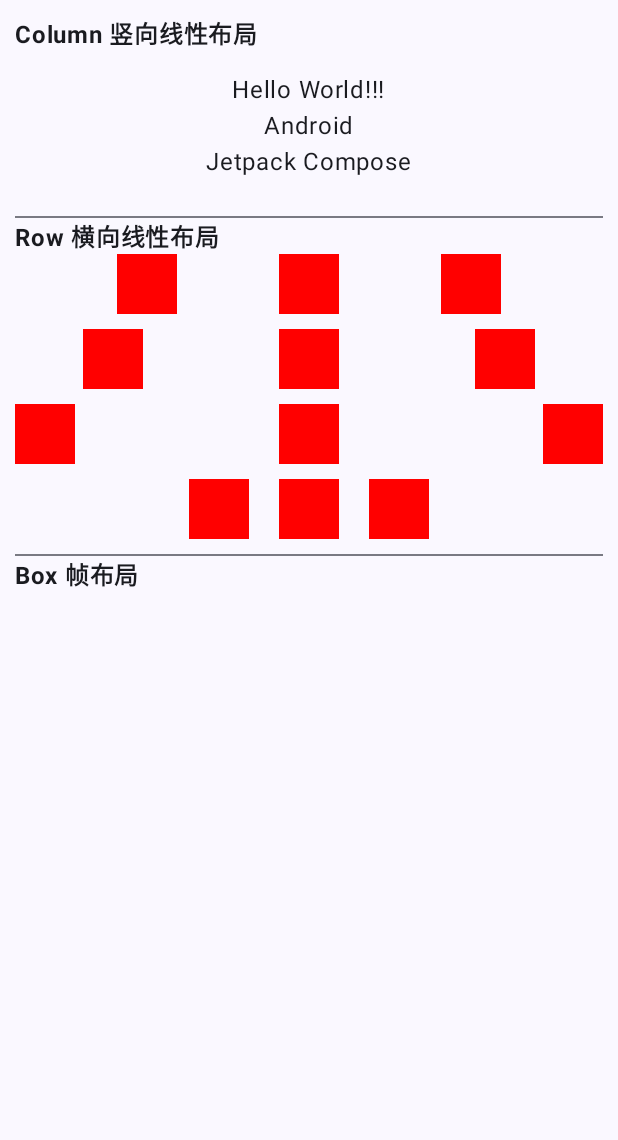
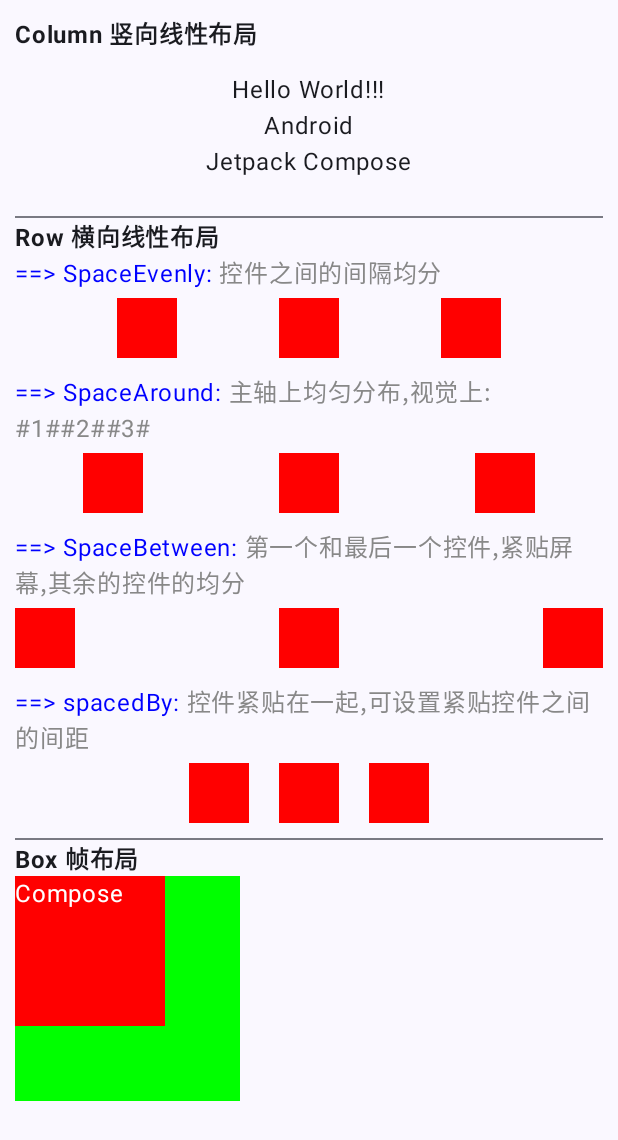
Before and after one commit to guanjiayo/MyComposeTest, an Android app built with Jetpack Compose: the SimpleLayoutActivity screen opened directly, with no data from a screen before it, on a phone screen of 412 x 824 dp. Shown: the top 1140 px of the screen. Run offline under Robolectric (Android 15) with nearby library versions, the phone set to English and light mode, and no system bars.

Commit message:
新增 帧布局,流式布局,脚手架使用

```diff
--- a/app/src/main/AndroidManifest.xml
+++ b/app/src/main/AndroidManifest.xml
@@ -38,6 +38,8 @@
         <activity android:name="zs.xmx.compose.widget.checkbox.CheckBoxActivity" />
         <activity android:name="zs.xmx.compose.widget.chip.ChipActivity" />
         <activity android:name="zs.xmx.compose.layout.SimpleLayoutActivity" />
+        <activity android:name="zs.xmx.compose.layout.FlowLayoutActivity" />
+        <activity android:name="zs.xmx.compose.layout.ScaffoldActivity" />
     </application>
 
 </manifest>
--- a/app/src/main/java/zs/xmx/compose/MainActivity.kt
+++ b/app/src/main/java/zs/xmx/compose/MainActivity.kt
@@ -7,6 +7,8 @@ import androidx.recyclerview.widget.DividerItemDecoration
 import androidx.recyclerview.widget.LinearLayoutManager
 import androidx.recyclerview.widget.RecyclerView
 import zs.xmx.compose.adapter.MainAdapter
+import zs.xmx.compose.layout.FlowLayoutActivity
+import zs.xmx.compose.layout.ScaffoldActivity
 import zs.xmx.compose.layout.SimpleLayoutActivity
 import zs.xmx.compose.model.MainItem
 import zs.xmx.compose.widget.edittext.TextFieldActivity
@@ -45,6 +47,8 @@ class MainActivity : AppCompatActivity() {
         items.add(MainItem("CheckBox", "Android 原生 CheckBox"))
         items.add(MainItem("Chip", "Android 原生 CheckBox"))
         items.add(MainItem("简单布局", "Android 原生 线性布局、帧布局等"))
+        items.add(MainItem("FlowLayout", "Android 原生 FlowLayout流式布局"))
+        items.add(MainItem("Scaffold 脚手架", "Android 原生 AppCompatActivity,用于快速构建MD可视化布局结构"))
     }
 
     private fun initAdapter() {
@@ -74,6 +78,8 @@ class MainActivity : AppCompatActivity() {
                     8 -> startActivity(Intent(this@MainActivity, CheckBoxActivity::class.java))
                     9 -> startActivity(Intent(this@MainActivity, ChipActivity::class.java))
                     10 -> startActivity(Intent(this@MainActivity, SimpleLayoutActivity::class.java))
+                    11 -> startActivity(Intent(this@MainActivity, FlowLayoutActivity::class.java))
+                    12 -> startActivity(Intent(this@MainActivity, ScaffoldActivity::class.java))
                 }
             }
         })
--- a/app/src/main/java/zs/xmx/compose/layout/SimpleLayoutActivity.kt
+++ b/app/src/main/java/zs/xmx/compose/layout/SimpleLayoutActivity.kt
@@ -24,7 +24,10 @@ import androidx.compose.runtime.Composable
 import androidx.compose.ui.Alignment
 import androidx.compose.ui.Modifier
 import androidx.compose.ui.graphics.Color
+import androidx.compose.ui.text.SpanStyle
+import androidx.compose.ui.text.buildAnnotatedString
 import androidx.compose.ui.text.font.FontWeight
+import androidx.compose.ui.text.withStyle
 import androidx.compose.ui.unit.dp
 import zs.xmx.compose.theme.MyTestTheme
 
@@ -89,6 +92,15 @@ class SimpleLayoutActivity : AppCompatActivity() {
         Divider(modifier = Modifier.fillMaxWidth())
         Text(text = "Row 横向线性布局", fontWeight = FontWeight.Bold)
 
+        Text(modifier = Modifier.padding(bottom = 5.dp), text = buildAnnotatedString {
+            withStyle(style = SpanStyle(color = Color.Blue)) {
+                append("==> SpaceEvenly: ")
+            }
+            withStyle(style = SpanStyle(color = Color.Gray)) {
+                append("控件之间的间隔均分")
+            }
+        })
+
         /**
          *  SpaceEvenly 控件之间的间隔均分
          */
@@ -115,9 +127,18 @@ class SimpleLayoutActivity : AppCompatActivity() {
         }
 
         Spacer(modifier = Modifier.height(10.dp))
+        Text(modifier = Modifier.padding(bottom = 5.dp), text = buildAnnotatedString {
+            withStyle(style = SpanStyle(color = Color.Blue)) {
+                append("==> SpaceAround: ")
+            }
+            withStyle(style = SpanStyle(color = Color.Gray)) {
+                append("主轴上均匀分布,视觉上: #1##2##3#")
+            }
+        })
 
         /**
-         *  SpaceAround 控件将屏幕均分
+         *  SpaceAround 主轴上均匀分布
+         *  视觉上: #1##2##3#
          */
         Row(
             modifier = Modifier.fillMaxSize(),
@@ -142,6 +163,14 @@ class SimpleLayoutActivity : AppCompatActivity() {
         }
 
         Spacer(modifier = Modifier.height(10.dp))
+        Text(modifier = Modifier.padding(bottom = 5.dp), text = buildAnnotatedString {
+            withStyle(style = SpanStyle(color = Color.Blue)) {
+                append("==> SpaceBetween: ")
+            }
+            withStyle(style = SpanStyle(color = Color.Gray)) {
+                append("第一个和最后一个控件,紧贴屏幕,其余的控件的均分")
+            }
+        })
 
         /**
          *  SpaceBetween 第一个和最后一个控件,紧贴屏幕,其余的控件的均分
@@ -169,13 +198,24 @@ class SimpleLayoutActivity : AppCompatActivity() {
         }
 
         Spacer(modifier = Modifier.height(10.dp))
+        Text(modifier = Modifier.padding(bottom = 5.dp), text = buildAnnotatedString {
+            withStyle(style = SpanStyle(color = Color.Blue)) {
+                append("==> spacedBy: ")
+            }
+            withStyle(style = SpanStyle(color = Color.Gray)) {
+                append("控件紧贴在一起,可设置紧贴控件之间的间距")
+            }
+        })
 
         /**
          *  spacedBy 控件紧贴在一起,可设置紧贴控件之间的间距
          */
         Row(
             modifier = Modifier.fillMaxSize(),
-            horizontalArrangement = Arrangement.spacedBy(20.dp, alignment = Alignment.CenterHorizontally),
+            horizontalArrangement = Arrangement.spacedBy(
+                20.dp,
+                alignment = Alignment.CenterHorizontally
+            ),
             verticalAlignment = Alignment.CenterVertically,
         ) {
             Box(
@@ -203,6 +243,19 @@ class SimpleLayoutActivity : AppCompatActivity() {
         Divider(modifier = Modifier.fillMaxWidth())
         Text(text = "Box 帧布局", fontWeight = FontWeight.Bold)
 
+        Box {
+            Box(
+                modifier = Modifier
+                    .size(150.dp)
+                    .background(Color.Green)
+            )
+            Box(
+                modifier = Modifier
+                    .size(100.dp)
+                    .background(Color.Red)
+            )
+            Text(text = "Compose", color = Color.White)
+        }
 
     }
 
```
Also changed, not shown: app/src/main/java/zs/xmx/compose/layout/FlowLayoutActivity.kt (added, +146 -0 lines), app/src/main/java/zs/xmx/compose/layout/ScaffoldActivity.kt (added, +158 -0 lines), app/src/main/java/zs/xmx/compose/widget/chip/ChipActivity.kt (+12 -0 lines), 1 other file.
